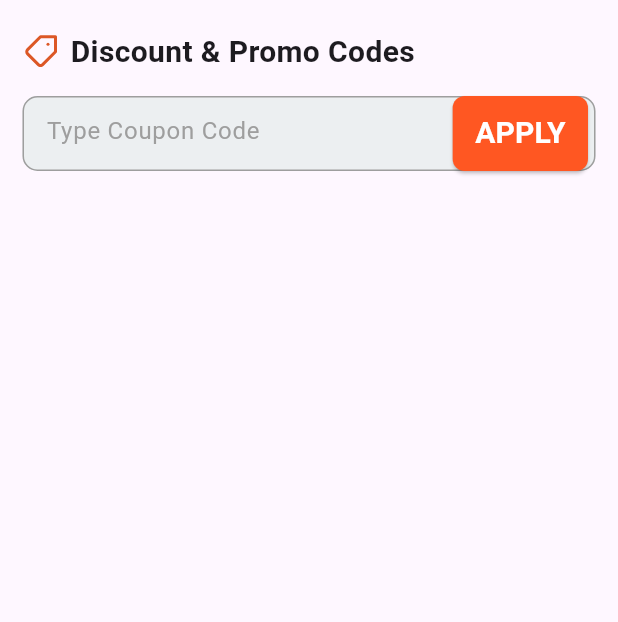
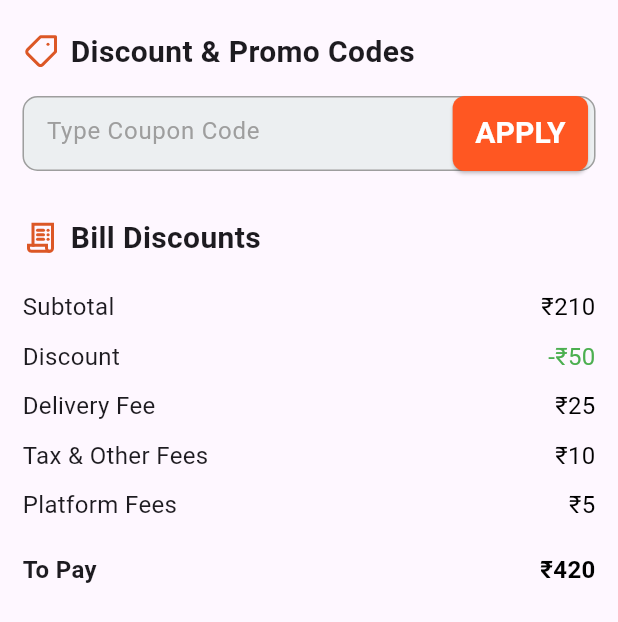
Before and after one commit to PrachiBaituleKutumbInfo/Food-App, a Flutter app: the ApplyCodeWidget widget shown alone on an empty page, opened directly, on a phone screen of 412 x 824 dp. Shown: the top 622 px of the screen. Run offline on Flutter 3.47's test engine with Material 3 defaults, Android fonts, the phone set to English and light mode, and no system bars; our stand-ins replace flutter_svg, geolocator, google_maps_flutter.

Commit message:
cart screen update

```diff
--- a/lib/features/auth/presentation/screens/menu_screen.dart
+++ b/lib/features/auth/presentation/screens/menu_screen.dart
@@ -5,7 +5,7 @@ import 'package:konkan_bite_food/features/auth/presentation/screens/home_screen.
 import 'package:konkan_bite_food/features/auth/presentation/screens/menu_details_screen.dart';
 import 'package:konkan_bite_food/features/auth/presentation/screens/orders_screen.dart';
 import 'package:konkan_bite_food/features/auth/presentation/widgets/bottom_navigation.dart';
-import 'package:konkan_bite_food/features/auth/presentation/widgets/item_added_bottom_bar.dart';
+import 'package:konkan_bite_food/features/auth/presentation/widgets/item_added_bottom_bar_menu.dart';
 
 class MenuScreen extends StatefulWidget {
   const MenuScreen({super.key});
--- a/lib/features/auth/presentation/widgets/apply_code.dart
+++ b/lib/features/auth/presentation/widgets/apply_code_cart.dart
@@ -32,10 +32,12 @@ class ApplyCodeWidget extends StatelessWidget {
           SizedBox(
             height: 50, // Ensure TextField & Button are equal in height
             child: TextField(
-              textAlignVertical: TextAlignVertical.center, // Align text properly
+              textAlignVertical:
+                  TextAlignVertical.center, // Align text properly
               decoration: InputDecoration(
                 hintText: "Type Coupon Code",
-                hintStyle: const TextStyle(color: Colors.grey), // Hint text color
+                hintStyle:
+                    const TextStyle(color: Colors.grey), // Hint text color
                 filled: true,
                 fillColor: Colors.blueGrey.shade50, // Light background color
 
@@ -62,7 +64,8 @@ class ApplyCodeWidget extends StatelessWidget {
                       shape: RoundedRectangleBorder(
                         borderRadius: BorderRadius.circular(8),
                       ),
-                      padding: const EdgeInsets.symmetric(horizontal: 15), // Adjust button padding
+                      padding: const EdgeInsets.symmetric(
+                          horizontal: 15), // Adjust button padding
                     ),
                     child: const Text(
                       'APPLY',
@@ -77,6 +80,60 @@ class ApplyCodeWidget extends StatelessWidget {
               ),
             ),
           ),
+          const SizedBox(height: 30),
+
+          Row(
+            children: [
+              SvgPicture.asset(
+                'assets/svgicons/Bill.svg',
+                width: 24,
+                height: 24,
+              ),
+              const SizedBox(width: 8), // Space between icon and text
+              const Text(
+                'Bill Discounts',
+                style: TextStyle(fontSize: 20, fontWeight: FontWeight.bold),
+              ),
+            ],
+          ),
+          SizedBox(height: 15),
+           /// **Bill Summary**
+          Column(
+            children: [
+              billRow("Subtotal", "₹210"),
+              billRow("Discount", "-₹50", isNegative: true),
+              billRow("Delivery Fee", "₹25"),
+              billRow("Tax & Other Fees", "₹10"),
+              billRow("Platform Fees", "₹5"),
+              const SizedBox(height: 10),
+              // const Divider(thickness: 1),
+              billRow("To Pay", "₹420", isBold: true),
+            ],
+          ),
+        ],
+      ),
+    );
+  }
+
+  /// **Reusable Method for Bill Row Items**
+  Widget billRow(String title, String value, {bool isNegative = false, bool isBold = false}) {
+    return Padding(
+      padding: const EdgeInsets.symmetric(vertical: 5),
+      child: Row(
+        mainAxisAlignment: MainAxisAlignment.spaceBetween,
+        children: [
+          Text(
+            title,
+            style: TextStyle(fontSize: 16, fontWeight: isBold ? FontWeight.bold : FontWeight.normal),
+          ),
+          Text(
+            value,
+            style: TextStyle(
+              fontSize: 16,
+              fontWeight: isBold ? FontWeight.bold : FontWeight.normal,
+              color: isNegative ? Colors.green : Colors.black,
+            ),
+          ),
         ],
       ),
     );
```
Also changed, not shown: lib/features/auth/presentation/screens/cart_screen.dart (+7 -5 lines), lib/features/auth/presentation/widgets/place_order.dart (+28 -52 lines), assets/svgicons/Bill.svg (added), lib/features/auth/presentation/widgets/item_added_bottom_bar_menu.dart (renamed from lib/features/auth/presentation/widgets/item_added_bottom_bar.dart).
